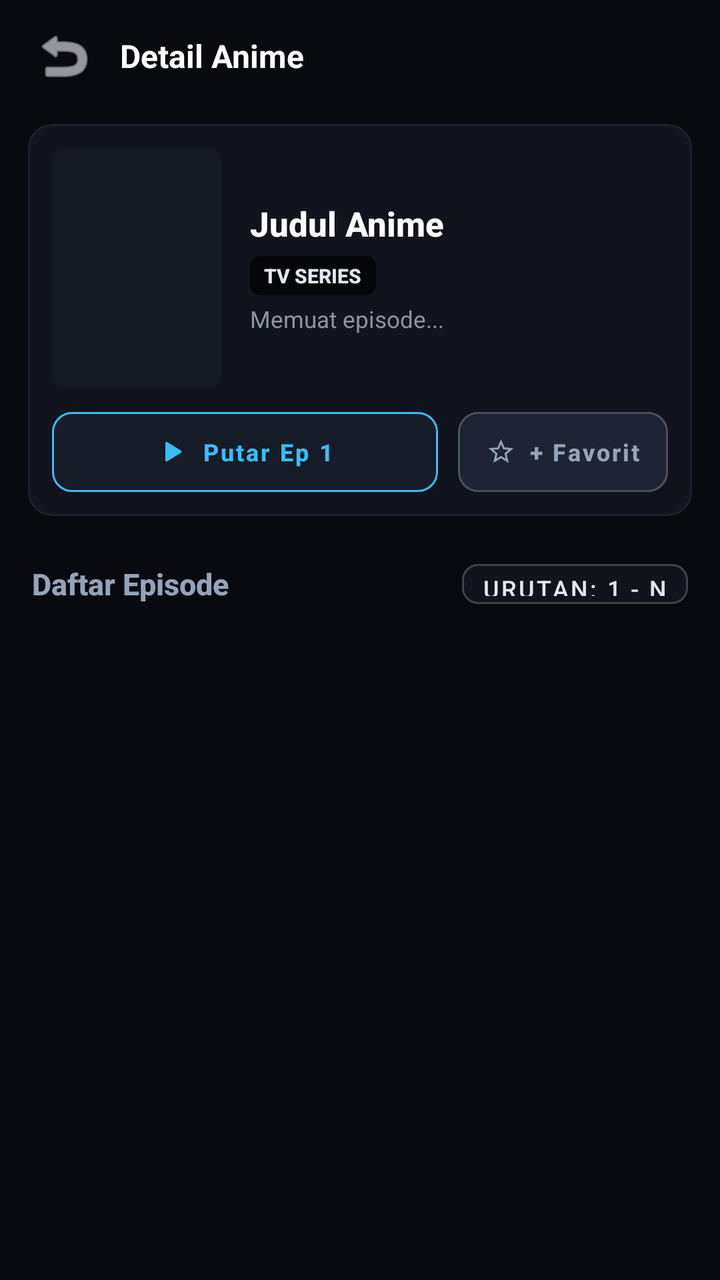
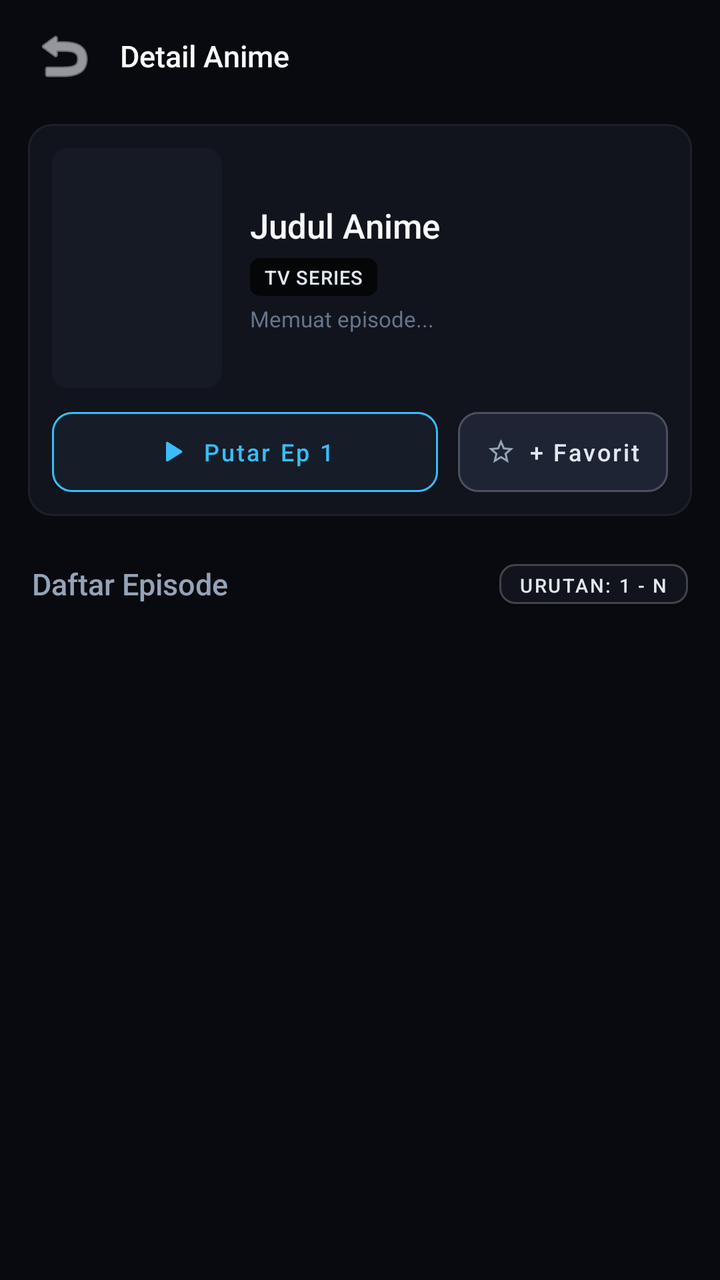

Screens rendered from an Android XML layout before and after an edit, with the pre-edit source and the edit as a unified diff.
<!-- AndroidManifest.xml: application theme Theme.Tatap -->
<!-- res/layout/activity_detail.xml -->
<?xml version="1.0" encoding="utf-8"?>
<LinearLayout xmlns:android="http://schemas.android.com/apk/res/android"
    xmlns:app="http://schemas.android.com/apk/res-auto"
    android:layout_width="match_parent"
    android:layout_height="match_parent"
    android:orientation="vertical"
    android:paddingStart="@dimen/tv_overscan_horizontal"
    android:paddingEnd="@dimen/tv_overscan_horizontal"
    android:paddingTop="@dimen/tv_overscan_vertical"
    android:paddingBottom="@dimen/tv_overscan_vertical"
    android:clipToPadding="false"
    android:background="#090A0F">

    
    <LinearLayout
        android:layout_width="match_parent"
        android:layout_height="56dp"
        android:orientation="horizontal"
        android:gravity="center_vertical"
        android:paddingHorizontal="12dp"
        android:background="#090A0F">

        <ImageButton
            android:id="@+id/btn_back"
            android:layout_width="40dp"
            android:layout_height="40dp"
            android:background="?attr/selectableItemBackgroundBorderless"
            android:src="@android:drawable/ic_menu_revert"
            android:focusable="true"
            android:nextFocusDown="@+id/btn_quick_play"
            app:tint="#F1F5F9"
            android:contentDescription="Kembali" />

        <TextView
            android:id="@+id/tv_detail_title"
            android:layout_width="0dp"
            android:layout_height="wrap_content"
            android:layout_weight="1"
            android:layout_marginStart="8dp"
            android:text="Detail Anime"
            android:textColor="#FFFFFF"
            android:textSize="16sp"
            android:textStyle="bold"
            android:singleLine="true"
            android:ellipsize="end" />

        <ProgressBar
            android:id="@+id/pb_detail_loading"
            android:layout_width="20dp"
            android:layout_height="20dp"
            android:layout_marginEnd="6dp"
            android:visibility="gone"
            android:indeterminateTint="#38BDF8" />
    </LinearLayout>

    
    <com.google.android.material.card.MaterialCardView
        android:layout_width="match_parent"
        android:layout_height="wrap_content"
        android:layout_marginHorizontal="14dp"
        android:layout_marginTop="6dp"
        android:layout_marginBottom="12dp"
        app:cardCornerRadius="12dp"
        app:cardElevation="0dp"
        app:cardBackgroundColor="#11141C"
        app:strokeColor="#1C202C"
        app:strokeWidth="1dp">

        <LinearLayout
            android:layout_width="match_parent"
            android:layout_height="wrap_content"
            android:orientation="vertical"
            android:animateLayoutChanges="true"
            android:padding="12dp">

            <LinearLayout
                android:layout_width="match_parent"
                android:layout_height="wrap_content"
                android:orientation="horizontal">

                
                <androidx.cardview.widget.CardView
                    android:layout_width="85dp"
                    android:layout_height="120dp"
                    app:cardCornerRadius="8dp"
                    app:cardElevation="0dp"
                    app:cardBackgroundColor="#161A24">

                    <ImageView
                        android:id="@+id/iv_detail_poster"
                        android:layout_width="match_parent"
                        android:layout_height="match_parent"
                        android:scaleType="centerCrop"
                        android:contentDescription="Poster" />
                </androidx.cardview.widget.CardView>

                
                <LinearLayout
                    android:layout_width="0dp"
                    android:layout_height="match_parent"
                    android:layout_weight="1"
                    android:layout_marginStart="14dp"
                    android:orientation="vertical"
                    android:gravity="center_vertical">

                    <TextView
                        android:id="@+id/tv_detail_title_full"
                        android:layout_width="match_parent"
                        android:layout_height="wrap_content"
                        android:maxLines="2"
                        android:ellipsize="end"
                        android:text="Judul Anime"
                        android:textColor="#FFFFFF"
                        android:textSize="@dimen/detail_title_text_size"
                        android:fontFamily="sans-serif-medium"
                        android:textStyle="bold"
                        android:lineSpacingExtra="2dp" />

                    
                    <LinearLayout
                        android:id="@+id/layout_detail_badges"
                        android:layout_width="wrap_content"
                        android:layout_height="wrap_content"
                        android:orientation="horizontal"
                        android:gravity="center_vertical"
                        android:layout_marginTop="5dp">

                        <TextView
                            android:id="@+id/tv_detail_type_badge"
                            android:layout_width="wrap_content"
                            android:layout_height="wrap_content"
                            android:background="@drawable/bg_badge_type"
                            android:paddingHorizontal="7dp"
                            android:paddingVertical="3dp"
                            android:text="TV SERIES"
                            android:textColor="#E2E8F0"
                            android:textSize="@dimen/tv_badge_text_size"
                            android:fontFamily="sans-serif-medium"
                            android:textStyle="bold" />

                        <TextView
                            android:id="@+id/tv_detail_score"
                            android:layout_width="wrap_content"
                            android:layout_height="wrap_content"
                            android:layout_marginStart="6dp"
                            android:background="@drawable/bg_detail_score"
                            android:paddingHorizontal="6dp"
                            android:paddingVertical="3dp"
                            android:textColor="#F59E0B"
                            android:textSize="@dimen/tv_badge_text_size"
                            android:fontFamily="sans-serif-medium"
                            android:textStyle="bold"
                            app:drawableStartCompat="@drawable/ic_star_filled"
                            app:drawableTint="#F59E0B"
                            android:drawablePadding="3dp"
                            android:gravity="center_vertical"
                            android:visibility="gone"
                            android:text="8.7" />

                        <TextView
                            android:id="@+id/tv_detail_status"
                            android:layout_width="wrap_content"
                            android:layout_height="wrap_content"
                            android:layout_marginStart="6dp"
                            android:background="@drawable/bg_detail_status_ongoing"
                            android:paddingHorizontal="6dp"
                            android:paddingVertical="3dp"
                            android:textColor="#38BDF8"
                            android:textSize="@dimen/tv_badge_text_size"
                            android:fontFamily="sans-serif-medium"
                            android:textStyle="bold"
                            android:visibility="gone"
                            android:text="ONGOING" />
                    </LinearLayout>

                    
                    <TextView
                        android:id="@+id/tv_detail_info_line"
                        android:layout_width="match_parent"
                        android:layout_height="wrap_content"
                        android:layout_marginTop="4dp"
                        android:textColor="#94A3B8"
                        android:textSize="@dimen/detail_meta_text_size"
                        android:fontFamily="sans-serif"
                        android:maxLines="2"
                        android:ellipsize="end"
                        android:visibility="gone"
                        android:text="Studio: Ufotable · Fall 2024" />

                    <TextView
                        android:id="@+id/tv_detail_slug"
                        android:layout_width="wrap_content"
                        android:layout_height="wrap_content"
                        android:layout_marginTop="4dp"
                        android:text="Memuat episode..."
                        android:textColor="#8B95A5"
                        android:textSize="@dimen/detail_meta_text_size"
                        android:fontFamily="sans-serif" />

                </LinearLayout>
            </LinearLayout>

            
            <LinearLayout
                android:layout_width="match_parent"
                android:layout_height="wrap_content"
                android:orientation="horizontal"
                android:layout_marginTop="12dp">

                <com.google.android.material.button.MaterialButton
                    android:id="@+id/btn_quick_play"
                    android:layout_width="0dp"
                    android:layout_weight="1"
                    android:layout_height="40dp"
                    android:insetTop="0dp"
                    android:insetBottom="0dp"
                    android:text="Putar Ep 1"
                    android:textColor="#38BDF8"
                    android:backgroundTint="#161C28"
                    android:textSize="12sp"
                    android:fontFamily="sans-serif-medium"
                    android:textStyle="bold"
                    android:textAllCaps="false"
                    android:focusable="true"
                    android:singleLine="true"
                    android:ellipsize="end"
                    android:nextFocusUp="@+id/btn_back"
                    android:nextFocusDown="@+id/btn_sort_order"
                    android:nextFocusRight="@+id/btn_detail_bookmark"
                    app:icon="@drawable/ic_play"
                    app:iconSize="15dp"
                    app:iconPadding="8dp"
                    app:iconGravity="textStart"
                    app:iconTint="#38BDF8"
                    app:strokeColor="#38BDF8"
                    app:strokeWidth="1dp"
                    app:cornerRadius="10dp"
                    android:paddingHorizontal="14dp" />

                <com.google.android.material.button.MaterialButton
                    android:id="@+id/btn_detail_bookmark"
                    android:layout_width="wrap_content"
                    android:layout_height="40dp"
                    android:layout_marginStart="10dp"
                    android:insetTop="0dp"
                    android:insetBottom="0dp"
                    app:icon="@drawable/ic_star_outline"
                    app:iconTint="#94A3B8"
                    app:iconPadding="6dp"
                    app:iconSize="15dp"
                    app:iconGravity="textStart"
                    android:text="+ Favorit"
                    android:textColor="#94A3B8"
                    android:backgroundTint="#1E2433"
                    android:textSize="12sp"
                    android:fontFamily="sans-serif-medium"
                    android:textStyle="bold"
                    android:textAllCaps="false"
                    android:focusable="true"
                    android:nextFocusUp="@+id/btn_back"
                    android:nextFocusDown="@+id/btn_sort_order"
                    android:nextFocusLeft="@+id/btn_quick_play"
                    app:strokeColor="#33FFFFFF"
                    app:strokeWidth="1dp"
                    app:cornerRadius="10dp"
                    android:paddingHorizontal="14dp" />
            </LinearLayout>

            
            <HorizontalScrollView
                android:id="@+id/hsv_detail_genres"
                android:layout_width="match_parent"
                android:layout_height="wrap_content"
                android:layout_marginTop="8dp"
                android:scrollbars="none"
                android:overScrollMode="never"
                android:visibility="gone">

                <LinearLayout
                    android:id="@+id/ll_detail_genres"
                    android:layout_width="wrap_content"
                    android:layout_height="wrap_content"
                    android:orientation="horizontal" />
            </HorizontalScrollView>

            
            <LinearLayout
                android:id="@+id/layout_detail_synopsis"
                android:layout_width="match_parent"
                android:layout_height="wrap_content"
                android:orientation="vertical"
                android:layout_marginTop="10dp"
                android:background="@drawable/bg_detail_synopsis"
                android:padding="10dp"
                android:visibility="gone">

                <TextView
                    android:layout_width="wrap_content"
                    android:layout_height="wrap_content"
                    android:text="SINOPSIS"
                    android:textColor="#38BDF8"
                    android:textSize="@dimen/tv_badge_text_size"
                    android:fontFamily="sans-serif-medium"
                    android:textStyle="bold"
                    android:letterSpacing="0.08"
                    android:layout_marginBottom="5dp" />

                <TextView
                    android:id="@+id/tv_detail_synopsis"
                    android:layout_width="match_parent"
                    android:layout_height="wrap_content"
                    android:textColor="#CBD5E1"
                    android:textSize="@dimen/detail_synopsis_text_size"
                    android:fontFamily="sans-serif"
                    android:lineSpacingExtra="3dp"
                    android:maxLines="2"
                    android:ellipsize="end"
                    android:text="Memuat sinopsis..." />

                <TextView
                    android:id="@+id/btn_toggle_synopsis"
                    android:layout_width="wrap_content"
                    android:layout_height="wrap_content"
                    android:layout_gravity="end"
                    android:layout_marginTop="6dp"
                    android:paddingVertical="4dp"
                    android:paddingHorizontal="10dp"
                    android:text="Selengkapnya ▼"
                    android:textColor="#38BDF8"
                    android:textSize="@dimen/tab_text_size"
                    android:fontFamily="sans-serif-medium"
                    android:textStyle="bold"
                    android:background="@drawable/bg_btn_toggle_synopsis"
                    android:clickable="true"
                    android:focusable="true" />
            </LinearLayout>
        </LinearLayout>
    </com.google.android.material.card.MaterialCardView>

    
    <LinearLayout
        android:id="@+id/layout_detail_seasons"
        android:layout_width="match_parent"
        android:layout_height="wrap_content"
        android:orientation="vertical"
        android:visibility="gone"
        android:paddingHorizontal="16dp"
        android:paddingBottom="6dp">

        <TextView
            android:layout_width="wrap_content"
            android:layout_height="wrap_content"
            android:text="SEASON / RELASI TERKAIT"
            android:textColor="#38BDF8"
            android:textSize="10.5sp"
            android:textStyle="bold"
            android:letterSpacing="0.05" />

        <androidx.recyclerview.widget.RecyclerView
            android:id="@+id/rv_detail_seasons"
            android:layout_width="match_parent"
            android:layout_height="wrap_content"
            android:layout_marginTop="5dp"
            android:clipToPadding="false"
            android:clipChildren="false"
            android:orientation="horizontal"
            android:nextFocusUp="@+id/btn_quick_play"
            android:nextFocusDown="@+id/btn_sort_order" />
    </LinearLayout>

    
    <LinearLayout
        android:layout_width="match_parent"
        android:layout_height="wrap_content"
        android:orientation="horizontal"
        android:gravity="center_vertical"
        android:paddingHorizontal="16dp"
        android:paddingVertical="6dp">

        <TextView
            android:layout_width="0dp"
            android:layout_height="wrap_content"
            android:layout_weight="1"
            android:text="Daftar Episode"
            android:textColor="#94A3B8"
            android:textSize="@dimen/section_title_text_size"
            android:fontFamily="sans-serif-medium"
            android:textStyle="bold" />

        <Button
            android:id="@+id/btn_sort_order"
            android:layout_width="wrap_content"
            android:layout_height="32dp"
            android:text="Urutan: 1 - N"
            android:textColor="#E2E8F0"
            android:backgroundTint="#11141C"
            android:textSize="@dimen/tab_text_size"
            android:fontFamily="sans-serif-medium"
            android:focusable="true"
            android:nextFocusUp="@+id/btn_quick_play"
            android:nextFocusDown="@+id/rv_episodes"
            app:strokeColor="#33FFFFFF"
            app:strokeWidth="1dp"
            app:cornerRadius="8dp"
            android:paddingHorizontal="10dp" />
    </LinearLayout>

    
    <androidx.recyclerview.widget.RecyclerView
        android:id="@+id/rv_episode_ranges"
        android:layout_width="match_parent"
        android:layout_height="wrap_content"
        android:layout_marginBottom="6dp"
        android:paddingHorizontal="14dp"
        android:clipToPadding="false"
        android:clipChildren="false"
        android:orientation="horizontal"
        android:visibility="gone"
        android:nextFocusUp="@+id/btn_sort_order"
        android:nextFocusDown="@+id/rv_episodes" />

    
    <androidx.recyclerview.widget.RecyclerView
        android:id="@+id/rv_episodes"
        android:layout_width="match_parent"
        android:layout_height="0dp"
        android:layout_weight="1"
        android:paddingHorizontal="11dp"
        android:clipToPadding="false"
        android:clipChildren="false"
        android:nextFocusUp="@+id/rv_episode_ranges"
        android:scrollbars="vertical" />
</LinearLayout>
<!-- resources referenced by this layout -->
<resources>
  <dimen name="detail_meta_text_size">11.5sp</dimen>
  <dimen name="detail_synopsis_text_size">13sp</dimen>
  <dimen name="detail_title_text_size">17sp</dimen>
  <dimen name="section_title_text_size">15sp</dimen>
  <dimen name="tab_text_size">12sp</dimen>
  <dimen name="tv_badge_text_size">10sp</dimen>
  <dimen name="tv_overscan_horizontal">0dp</dimen>
  <dimen name="tv_overscan_vertical">0dp</dimen>
  <!-- drawable bg_badge_type (drawable) -->
  <?xml version="1.0" encoding="utf-8"?>
  <shape xmlns:android="http://schemas.android.com/apk/res/android"
      android:shape="rectangle">
      <corners android:radius="5dp" />
      <solid android:color="#B3000000" />
  </shape>
  <!-- drawable bg_detail_score (drawable) -->
  <?xml version="1.0" encoding="utf-8"?>
  <shape xmlns:android="http://schemas.android.com/apk/res/android"
      android:shape="rectangle">
      <corners android:radius="6dp" />
      <solid android:color="#241B0D" />
      <stroke
          android:width="1dp"
          android:color="#78350F" />
  </shape>
  <!-- drawable bg_detail_status_ongoing (drawable) -->
  <?xml version="1.0" encoding="utf-8"?>
  <shape xmlns:android="http://schemas.android.com/apk/res/android"
      android:shape="rectangle">
      <corners android:radius="6dp" />
      <solid android:color="#0C2538" />
      <stroke
          android:width="1dp"
          android:color="#075985" />
  </shape>
  <!-- drawable bg_detail_synopsis (drawable) -->
  <?xml version="1.0" encoding="utf-8"?>
  <shape xmlns:android="http://schemas.android.com/apk/res/android"
      android:shape="rectangle">
      <corners android:radius="8dp" />
      <solid android:color="#0C0E14" />
      <stroke
          android:width="1dp"
          android:color="#1A1E29" />
  </shape>
  <!-- drawable ic_play (drawable) -->
  <?xml version="1.0" encoding="utf-8"?>
  <vector xmlns:android="http://schemas.android.com/apk/res/android"
      android:width="15dp"
      android:height="15dp"
      android:viewportWidth="24"
      android:viewportHeight="24">
      
      <path
          android:fillColor="#FFFFFFFF"
          android:pathData="M8,5.14v13.72a1,1 0,0 0,1.5.86l11-6.86a1,1 0,0 0,0-1.72l-11-6.86a1,1 0,0 0-1.5,0.86z"/>
  </vector>
  <!-- drawable ic_star_filled (drawable) -->
  <?xml version="1.0" encoding="utf-8"?>
  <vector xmlns:android="http://schemas.android.com/apk/res/android"
      android:width="15dp"
      android:height="15dp"
      android:viewportWidth="24"
      android:viewportHeight="24">
      
      <path
          android:fillColor="#FFFFFFFF"
          android:pathData="M12,17.27 L18.18,21 L16.54,13.97 L22,9.24 L14.81,8.63 L12,2 L9.19,8.63 L2,9.24 L7.46,13.97 L5.82,21 L12,17.27 Z" />
  </vector>
  <!-- drawable ic_star_outline (drawable) -->
  <?xml version="1.0" encoding="utf-8"?>
  <vector xmlns:android="http://schemas.android.com/apk/res/android"
      android:width="15dp"
      android:height="15dp"
      android:viewportWidth="24"
      android:viewportHeight="24">
      
      <path
          android:fillColor="#FFFFFFFF"
          android:pathData="M12,15.39 L8.24,17.66 L9.23,13.38 L5.91,10.51 L10.29,10.13 L12,6.1 L13.71,10.14 L18.09,10.52 L14.77,13.39 L15.76,17.67 L12,15.39 Z M22,9.24 L14.81,8.62 L12,2 L9.19,8.63 L2,9.24 L7.46,13.97 L5.82,21 L12,17.27 L18.18,21 L16.55,13.97 L22,9.24 Z" />
  </vector>
  <style name="Theme.Tatap" parent="Theme.MaterialComponents.NoActionBar">
          <item name="colorPrimary">#38BDF8</item>
          <item name="colorPrimaryVariant">#090A0F</item>
          <item name="colorOnPrimary">#FFFFFF</item>
          <item name="colorSecondary">#38BDF8</item>
          <item name="android:statusBarColor">#090A0F</item>
          <item name="android:navigationBarColor">#090A0F</item>
          <item name="android:windowBackground">#090A0F</item>
      </style>
  <!-- unchanged entries left out for length: 1 -->
</resources>

<!-- the commit's change to res/layout/activity_detail.xml (unified diff, before → after) -->
@@ -38,9 +38,9 @@
             android:layout_weight="1"
             android:layout_marginStart="8dp"
             android:text="Detail Anime"
-            android:textColor="#FFFFFF"
-            android:textSize="16sp"
-            android:textStyle="bold"
+            android:textColor="@color/text_primary"
+            android:textSize="@dimen/text_title_large"
+            android:fontFamily="sans-serif-medium"
             android:singleLine="true"
             android:ellipsize="end" />
 
@@ -110,11 +110,10 @@
                         android:maxLines="2"
                         android:ellipsize="end"
                         android:text="Judul Anime"
-                        android:textColor="#FFFFFF"
-                        android:textSize="@dimen/detail_title_text_size"
+                        android:textColor="@color/text_primary"
+                        android:textSize="@dimen/text_headline"
                         android:fontFamily="sans-serif-medium"
-                        android:textStyle="bold"
-                        android:lineSpacingExtra="2dp" />
+                        android:lineSpacingExtra="2.5dp" />
 
                     
                     <LinearLayout
@@ -133,10 +132,10 @@
                             android:paddingHorizontal="7dp"
                             android:paddingVertical="3dp"
                             android:text="TV SERIES"
-                            android:textColor="#E2E8F0"
-                            android:textSize="@dimen/tv_badge_text_size"
+                            android:textColor="@color/text_secondary"
+                            android:textSize="@dimen/text_badge"
                             android:fontFamily="sans-serif-medium"
-                            android:textStyle="bold" />
+                            android:letterSpacing="0.04" />
 
                         <TextView
                             android:id="@+id/tv_detail_score"
@@ -147,9 +146,9 @@
                             android:paddingHorizontal="6dp"
                             android:paddingVertical="3dp"
                             android:textColor="#F59E0B"
-                            android:textSize="@dimen/tv_badge_text_size"
+                            android:textSize="@dimen/text_badge"
                             android:fontFamily="sans-serif-medium"
-                            android:textStyle="bold"
+                            android:letterSpacing="0.02"
                             app:drawableStartCompat="@drawable/ic_star_filled"
                             app:drawableTint="#F59E0B"
                             android:drawablePadding="3dp"
@@ -165,10 +164,10 @@
                             android:background="@drawable/bg_detail_status_ongoing"
                             android:paddingHorizontal="6dp"
                             android:paddingVertical="3dp"
-                            android:textColor="#38BDF8"
-                            android:textSize="@dimen/tv_badge_text_size"
+                            android:textColor="@color/text_accent"
+                            android:textSize="@dimen/text_badge"
                             android:fontFamily="sans-serif-medium"
-                            android:textStyle="bold"
+                            android:letterSpacing="0.04"
                             android:visibility="gone"
                             android:text="ONGOING" />
                     </LinearLayout>
@@ -179,8 +178,8 @@
                         android:layout_width="match_parent"
                         android:layout_height="wrap_content"
                         android:layout_marginTop="4dp"
-                        android:textColor="#94A3B8"
-                        android:textSize="@dimen/detail_meta_text_size"
+                        android:textColor="@color/text_muted"
+                        android:textSize="@dimen/text_caption"
                         android:fontFamily="sans-serif"
                         android:maxLines="2"
                         android:ellipsize="end"
@@ -193,8 +192,8 @@
                         android:layout_height="wrap_content"
                         android:layout_marginTop="4dp"
                         android:text="Memuat episode..."
-                        android:textColor="#8B95A5"
-                        android:textSize="@dimen/detail_meta_text_size"
+                        android:textColor="@color/text_dim"
+                        android:textSize="@dimen/text_caption"
                         android:fontFamily="sans-serif" />
 
                 </LinearLayout>
@@ -215,11 +214,10 @@
                     android:insetTop="0dp"
                     android:insetBottom="0dp"
                     android:text="Putar Ep 1"
-                    android:textColor="#38BDF8"
+                    android:textColor="@color/text_accent"
                     android:backgroundTint="#161C28"
-                    android:textSize="12sp"
+                    android:textSize="@dimen/text_subhead"
                     android:fontFamily="sans-serif-medium"
-                    android:textStyle="bold"
                     android:textAllCaps="false"
                     android:focusable="true"
                     android:singleLine="true"
@@ -250,11 +248,10 @@
                     app:iconSize="15dp"
                     app:iconGravity="textStart"
                     android:text="+ Favorit"
-                    android:textColor="#94A3B8"
+                    android:textColor="@color/text_secondary"
                     android:backgroundTint="#1E2433"
-                    android:textSize="12sp"
+                    android:textSize="@dimen/text_subhead"
                     android:fontFamily="sans-serif-medium"
-                    android:textStyle="bold"
                     android:textAllCaps="false"
                     android:focusable="true"
                     android:nextFocusUp="@+id/btn_back"
@@ -298,21 +295,20 @@
                     android:layout_width="wrap_content"
                     android:layout_height="wrap_content"
                     android:text="SINOPSIS"
-                    android:textColor="#38BDF8"
-                    android:textSize="@dimen/tv_badge_text_size"
+                    android:textColor="@color/text_accent"
+                    android:textSize="@dimen/text_badge"
                     android:fontFamily="sans-serif-medium"
-                    android:textStyle="bold"
-                    android:letterSpacing="0.08"
+                    android:letterSpacing="0.06"
                     android:layout_marginBottom="5dp" />
 
                 <TextView
                     android:id="@+id/tv_detail_synopsis"
                     android:layout_width="match_parent"
                     android:layout_height="wrap_content"
-                    android:textColor="#CBD5E1"
-                    android:textSize="@dimen/detail_synopsis_text_size"
+                    android:textColor="@color/text_secondary"
+                    android:textSize="@dimen/text_body_large"
                     android:fontFamily="sans-serif"
-                    android:lineSpacingExtra="3dp"
+                    android:lineSpacingExtra="3.5dp"
                     android:maxLines="2"
                     android:ellipsize="end"
                     android:text="Memuat sinopsis..." />
@@ -326,10 +322,9 @@
                     android:paddingVertical="4dp"
                     android:paddingHorizontal="10dp"
                     android:text="Selengkapnya ▼"
-                    android:textColor="#38BDF8"
-                    android:textSize="@dimen/tab_text_size"
+                    android:textColor="@color/text_accent"
+                    android:textSize="@dimen/text_caption"
                     android:fontFamily="sans-serif-medium"
-                    android:textStyle="bold"
                     android:background="@drawable/bg_btn_toggle_synopsis"
                     android:clickable="true"
                     android:focusable="true" />
@@ -351,9 +346,9 @@
             android:layout_width="wrap_content"
             android:layout_height="wrap_content"
             android:text="SEASON / RELASI TERKAIT"
-            android:textColor="#38BDF8"
-            android:textSize="10.5sp"
-            android:textStyle="bold"
+            android:textColor="@color/text_accent"
+            android:textSize="@dimen/text_badge"
+            android:fontFamily="sans-serif-medium"
             android:letterSpacing="0.05" />
 
         <androidx.recyclerview.widget.RecyclerView
@@ -382,19 +377,18 @@
             android:layout_height="wrap_content"
             android:layout_weight="1"
             android:text="Daftar Episode"
-            android:textColor="#94A3B8"
-            android:textSize="@dimen/section_title_text_size"
-            android:fontFamily="sans-serif-medium"
-            android:textStyle="bold" />
+            android:textColor="@color/text_muted"
+            android:textSize="@dimen/text_title_large"
+            android:fontFamily="sans-serif-medium" />
 
         <Button
             android:id="@+id/btn_sort_order"
             android:layout_width="wrap_content"
             android:layout_height="32dp"
             android:text="Urutan: 1 - N"
-            android:textColor="#E2E8F0"
+            android:textColor="@color/text_secondary"
             android:backgroundTint="#11141C"
-            android:textSize="@dimen/tab_text_size"
+            android:textSize="@dimen/text_badge"
             android:fontFamily="sans-serif-medium"
             android:focusable="true"
             android:nextFocusUp="@+id/btn_quick_play"
<!-- resource entries referenced after the edit -->
@@ -1,11 +1,16 @@
 <!-- resources referenced by this layout -->
 <resources>
-  <dimen name="detail_meta_text_size">11.5sp</dimen>
-  <dimen name="detail_synopsis_text_size">13sp</dimen>
-  <dimen name="detail_title_text_size">17sp</dimen>
-  <dimen name="section_title_text_size">15sp</dimen>
-  <dimen name="tab_text_size">12sp</dimen>
-  <dimen name="tv_badge_text_size">10sp</dimen>
+  <color name="text_accent">#38BDF8</color>
+  <color name="text_dim">#64748B</color>
+  <color name="text_muted">#94A3B8</color>
+  <color name="text_primary">#F8FAFC</color>
+  <color name="text_secondary">#E2E8F0</color>
+  <dimen name="text_badge">9.5sp</dimen>
+  <dimen name="text_body_large">13.5sp</dimen>
+  <dimen name="text_caption">11sp</dimen>
+  <dimen name="text_headline">17sp</dimen>
+  <dimen name="text_subhead">12sp</dimen>
+  <dimen name="text_title_large">15sp</dimen>
   <dimen name="tv_overscan_horizontal">0dp</dimen>
   <dimen name="tv_overscan_vertical">0dp</dimen>
   <!-- drawable bg_badge_type (drawable) -->
